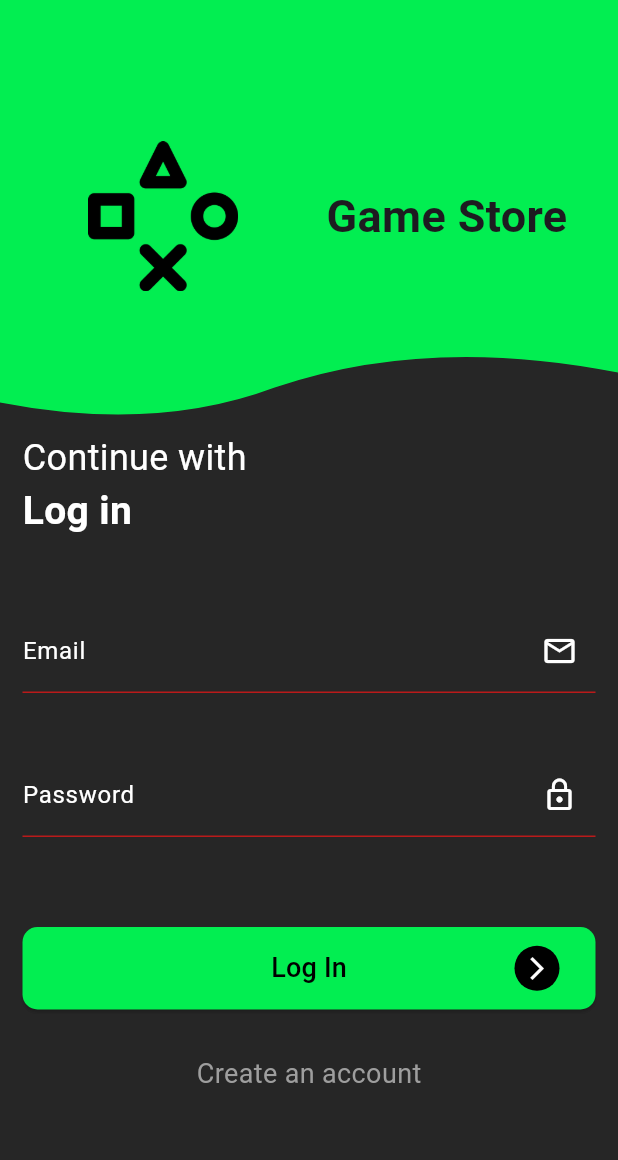
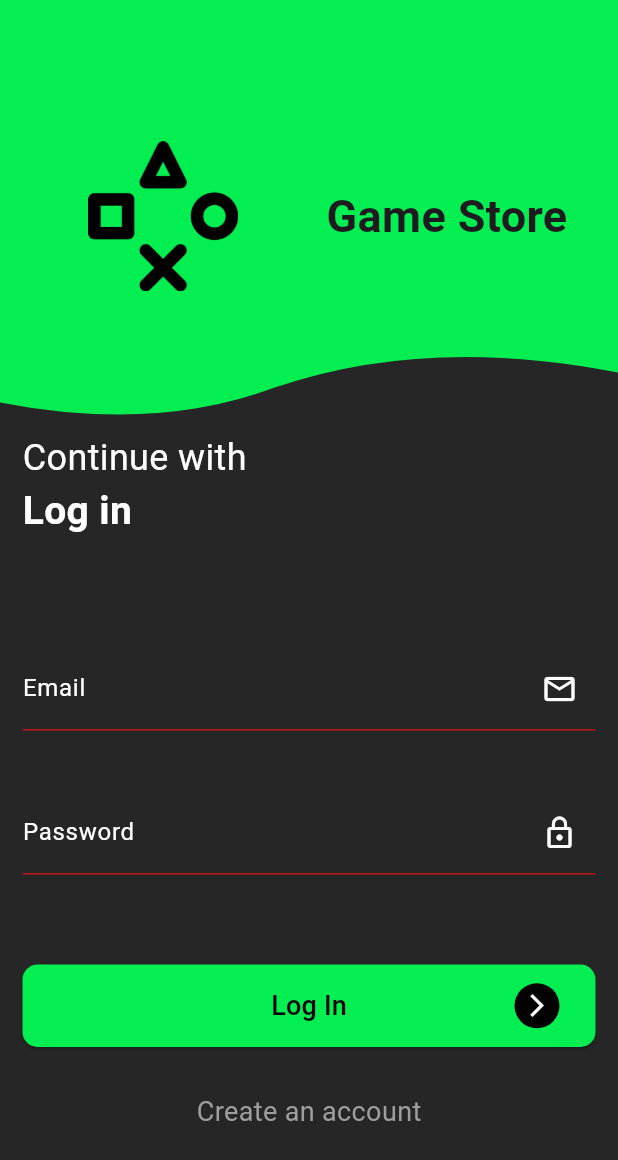
Before and after one commit to bastndev/CleanCode_Flutter, a Flutter app: the screen it shows after launch, on a phone screen of 412 x 824 dp. Shown: the top 1160 px of the screen. Run offline on Flutter 3.47's test engine with Material 3 defaults, Android fonts, the phone set to English and light mode, and no system bars; our stand-ins replace flutter_custom_clippers.

Commit message:
:arrow_up: UPDATE `Add space botton Log in page`

```diff
--- a/lib/src/presentation/pages/auth/login/widgets/login_content.dart
+++ b/lib/src/presentation/pages/auth/login/widgets/login_content.dart
@@ -99,7 +99,7 @@ class LoginContent extends StatelessWidget {
         ),
         Container(
           alignment: Alignment.center,
-          margin: const EdgeInsets.only(bottom: 95),
+          margin: const EdgeInsets.only(bottom: 70),
           child: GestureDetector(
             onTap: () {
               Navigator.pushNamed(context, 'register');
```
Also changed, not shown: pubspec.yaml (+1 -66 lines).
